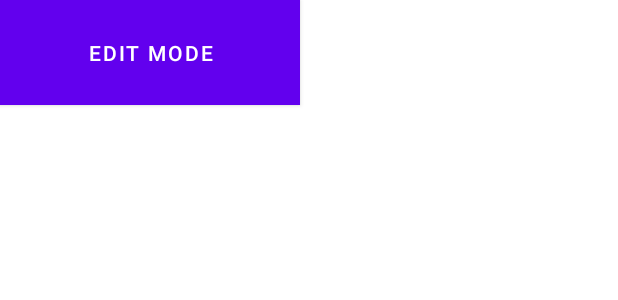
After one commit to PrzemyslawSalek/remote_controller, an Android app: the layout fragment_controller.xml on its own in the app's theme, with its tools: preview values and no code run, on a phone screen of 412 x 824 dp. The commit adds this screen. Shown: the top 300 px of the screen. Run offline under Robolectric (Android 15) with nearby library versions, the phone set to English and light mode, and no system bars.

Commit message:
Controller - second approach

```diff
--- /dev/null
+++ b/app/app/src/main/res/layout/fragment_controller.xml
@@ -0,0 +1,19 @@
+<?xml version="1.0" encoding="utf-8"?>
+
+<androidx.constraintlayout.widget.ConstraintLayout xmlns:android="http://schemas.android.com/apk/res/android"
+    xmlns:app="http://schemas.android.com/apk/res-auto"
+    xmlns:tools="http://schemas.android.com/tools"
+    android:layout_width="match_parent"
+    android:layout_height="match_parent"
+    tools:context=".Fragments.Controller">
+
+    <Button
+        android:id="@+id/controller_button"
+        android:layout_width="200dp"
+        android:layout_height="70dp"
+        android:background="@color/buttons_button"
+        android:text="@string/controller_edit"
+        tools:layout_editor_absoluteX="109dp"
+        tools:layout_editor_absoluteY="152dp"
+        tools:ignore="MissingConstraints" />
+</androidx.constraintlayout.widget.ConstraintLayout>
--- a/app/app/src/main/res/values/colors.xml
+++ b/app/app/src/main/res/values/colors.xml
@@ -1,9 +1,14 @@
 <?xml version="1.0" encoding="utf-8"?>
 <resources>
+<!-- Icons -->
     <color name="settings_icons">#353535</color>
     <color name="icon_more_more">#95a5a6</color>
 
-<!--    -->
+<!--  -->
+    <color name="buttons_button">#1abc9c</color>
+    <color name="buttons_message">#ecf0f1</color>
+
+<!--  Default  -->
     <color name="purple_200">#FFBB86FC</color>
     <color name="purple_500">#FF6200EE</color>
     <color name="purple_700">#FF3700B3</color>
--- a/app/app/src/main/res/values/strings.xml
+++ b/app/app/src/main/res/values/strings.xml
@@ -34,4 +34,7 @@
     <string name="polish_entries">Polish</string>
     <string name="english_values">english</string>
     <string name="polish_values">polish</string>
+
+<!-- Controller View -->
+    <string name="controller_edit">Edit Mode</string>
 </resources>
```
Also changed, not shown: app/app/src/main/java/com/app/remote_controller_app/Components/Button.java (deleted, +0 -36 lines), app/app/src/main/java/com/app/remote_controller_app/Components/Component.java (deleted, +0 -44 lines), app/app/src/main/java/com/app/remote_controller_app/Controller.java (deleted, +0 -28 lines), app/app/src/main/java/com/app/remote_controller_app/Fragments/Controller.java (added, +36 -0 lines), 1 other file.
